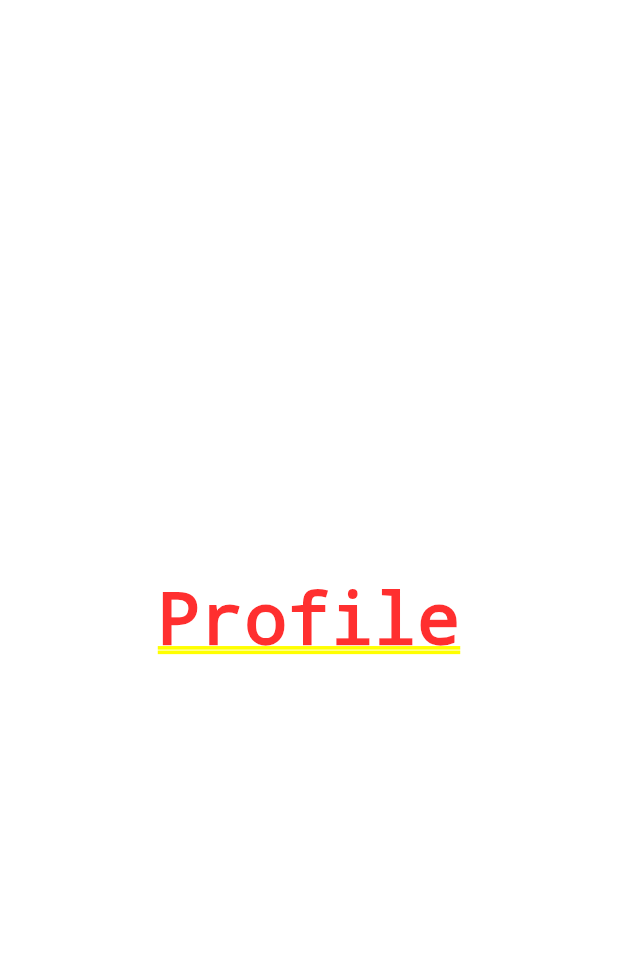
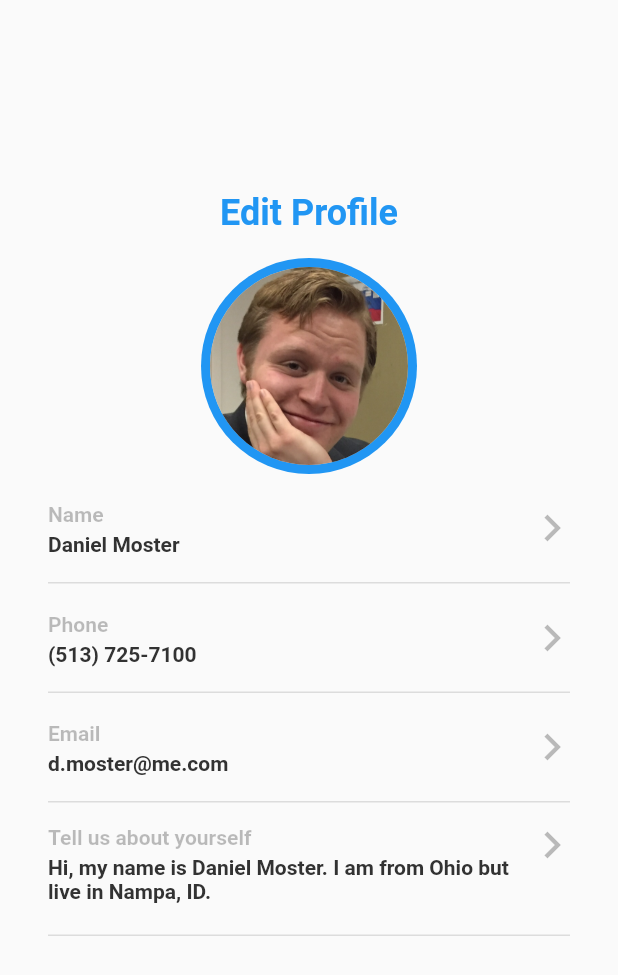
Before and after one commit to dmoster/profile-app, a Flutter app: the screen it shows after launch, on a phone screen of 412 x 824 dp. Shown: the top 975 px of the screen. Run offline on Flutter 3.47's test engine with Material 2 defaults, Android fonts, the phone set to English and light mode, and no system bars.

Commit message:
add style and initial content for profile page

```diff
--- a/lib/profile.dart
+++ b/lib/profile.dart
@@ -1,4 +1,5 @@
 import 'package:flutter/material.dart';
+import 'package:profile_app/widgets/profile_list_tile.dart';
 
 class Profile extends StatefulWidget {
   const Profile({Key key}) : super(key: key);
@@ -10,10 +11,68 @@ class Profile extends StatefulWidget {
 }
 
 class _ProfileState extends State<Profile> {
+  String imageUrl = 'assets/images/me_square.png';
+  String firstName = 'Daniel';
+  String lastName = 'Moster';
+  String phoneNumber = '(513) 725-7100';
+  String emailAddress = 'd.moster@me.com';
+  String bioText =
+      'Hi, my name is Daniel Moster. I am from Ohio but live in Nampa, ID.';
+
   @override
   Widget build(BuildContext context) {
-    return Center(
-      child: Text('Profile'),
+    return Scaffold(
+      body: Padding(
+        padding: const EdgeInsets.all(32.0),
+        child: Center(
+          child: Column(
+            crossAxisAlignment: CrossAxisAlignment.center,
+            children: [
+              SizedBox(height: 96),
+              Text(
+                'Edit Profile',
+                style: TextStyle(
+                  color: Colors.blue,
+                  fontSize: 24,
+                  fontWeight: FontWeight.bold,
+                ),
+              ),
+              SizedBox(height: 16),
+              CircleAvatar(
+                backgroundColor: Colors.blue,
+                radius: 72,
+                child: CircleAvatar(
+                  backgroundImage: AssetImage('assets/images/me_square.png'),
+                  radius: 66,
+                ),
+              ),
+              Expanded(
+                child: ListView(
+                  padding: EdgeInsets.symmetric(vertical: 0),
+                  children: [
+                    ProfileListTile(
+                      label: 'Name',
+                      content: '$firstName $lastName',
+                    ),
+                    ProfileListTile(
+                      label: 'Phone',
+                      content: '$phoneNumber',
+                    ),
+                    ProfileListTile(
+                      label: 'Email',
+                      content: '$emailAddress',
+                    ),
+                    ProfileListTile(
+                      label: 'Tell us about yourself',
+                      content: '$bioText',
+                    ),
+                  ],
+                ),
+              ),
+            ],
+          ),
+        ),
+      ),
     );
   }
 }
--- /dev/null
+++ b/lib/widgets/profile_list_tile.dart
@@ -0,0 +1,49 @@
+import 'package:flutter/material.dart';
+
+class ProfileListTile extends StatefulWidget {
+  const ProfileListTile({Key key, @required this.label, @required this.content})
+      : super(key: key);
+
+  final String label;
+  final String content;
+
+  @override
+  _ProfileListTileState createState() => _ProfileListTileState();
+}
+
+class _ProfileListTileState extends State<ProfileListTile> {
+  @override
+  Widget build(BuildContext context) {
+    return Container(
+      decoration: BoxDecoration(
+        border: Border(
+          bottom: BorderSide(color: Colors.black12),
+        ),
+      ),
+      child: ListTile(
+        contentPadding: EdgeInsets.all(0),
+        isThreeLine: widget.content.length > 45 ? true : false,
+        title: Text(
+          widget.label,
+          style: TextStyle(
+            color: Colors.black26,
+            fontSize: 14,
+            fontWeight: FontWeight.bold,
+          ),
+        ),
+        subtitle: Text(widget.content,
+            style: TextStyle(
+              color: Color(0xff323232),
+              fontWeight: FontWeight.bold,
+            )),
+        trailing: Transform.scale(
+          scale: 1.5,
+          child: Icon(
+            Icons.chevron_right_outlined,
+            color: Colors.black26,
+          ),
+        ),
+      ),
+    );
+  }
+}
```
